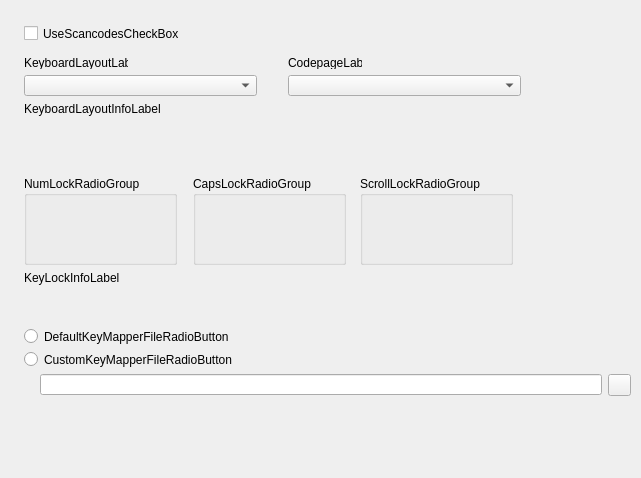
This is src/forms/ModernProfileEditorKeyboardFrameUnit.ui in Eldricos/D-Fend-Reborn as Qt 5 draws it before an edit. The edited form follows.
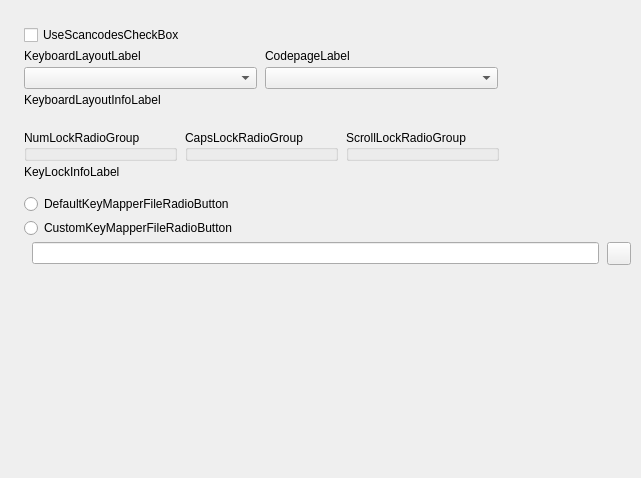
This is the edited form. Icons and pictures are not drawn. Custom widgets are drawn as their Qt base class.

Commit message: Modern profile editor: Qt layouts instead of fixed pixel positions

```diff
--- a/src/forms/ModernProfileEditorKeyboardFrameUnit.ui
+++ b/src/forms/ModernProfileEditorKeyboardFrameUnit.ui
@@ -5,53 +5,86 @@
     <property name="geometry"><rect><x>0</x><y>0</y><width>641</width><height>478</height></rect></property>
     <property name="vclDesignWidth" stdset="0"><number>641</number></property>
     <property name="vclDesignHeight" stdset="0"><number>478</number></property>
+    <layout class="QVBoxLayout" name="ModernProfileEditorKeyboardFrame_Layout" stretch="0,0,0,0,0,1">
+      <property name="leftMargin"><number>24</number></property>
+      <property name="topMargin"><number>25</number></property>
+      <property name="rightMargin"><number>10</number></property>
+      <property name="bottomMargin"><number>8</number></property>
+      <property name="spacing"><number>0</number></property>
+      <item>
+        <layout class="QGridLayout" name="ModernProfileEditorKeyboardFrame_Section1" columnstretch="0,0,1">
+          <property name="leftMargin"><number>0</number></property>
+          <property name="topMargin"><number>0</number></property>
+          <property name="rightMargin"><number>0</number></property>
+          <property name="bottomMargin"><number>0</number></property>
+          <property name="horizontalSpacing"><number>8</number></property>
+          <property name="verticalSpacing"><number>4</number></property>
+          <item row="0" column="0" colspan="3">
+            <widget class="QCheckBox" name="UseScancodesCheckBox">
+              <property name="text"><string>UseScancodesCheckBox</string></property>
+            </widget>
+          </item>
+          <item row="1" column="0">
     <widget class="QLabel" name="KeyboardLayoutLabel">
-      <property name="geometry"><rect><x>24</x><y>56</y><width>104</width><height>13</height></rect></property>
       <property name="text"><string>KeyboardLayoutLabel</string></property>
       <property name="textFormat"><enum>Qt::PlainText</enum></property>
       <property name="alignment"><set>Qt::AlignLeft|Qt::AlignTop</set></property>
-      <property name="vclAutoSize" stdset="0"><bool>true</bool></property>
-    </widget>
-    <widget class="QLabel" name="KeyboardLayoutInfoLabel">
-      <property name="geometry"><rect><x>24</x><y>102</y><width>601</width><height>51</height></rect></property>
-      <property name="vclAnchors" stdset="0"><string notr="true">akLeft,akTop,akRight</string></property>
-      <property name="text"><string>KeyboardLayoutInfoLabel</string></property>
-      <property name="textFormat"><enum>Qt::PlainText</enum></property>
-      <property name="wordWrap"><bool>true</bool></property>
-      <property name="alignment"><set>Qt::AlignLeft|Qt::AlignTop</set></property>
-    </widget>
-    <widget class="QLabel" name="KeyLockInfoLabel">
-      <property name="geometry"><rect><x>24</x><y>271</y><width>489</width><height>42</height></rect></property>
-      <property name="text"><string>KeyLockInfoLabel</string></property>
-      <property name="textFormat"><enum>Qt::PlainText</enum></property>
-      <property name="wordWrap"><bool>true</bool></property>
-      <property name="alignment"><set>Qt::AlignLeft|Qt::AlignTop</set></property>
-    </widget>
+            </widget>
+          </item>
+          <item row="1" column="1" colspan="2">
     <widget class="QLabel" name="CodepageLabel">
-      <property name="geometry"><rect><x>288</x><y>56</y><width>74</width><height>13</height></rect></property>
       <property name="text"><string>CodepageLabel</string></property>
       <property name="textFormat"><enum>Qt::PlainText</enum></property>
       <property name="alignment"><set>Qt::AlignLeft|Qt::AlignTop</set></property>
-      <property name="vclAutoSize" stdset="0"><bool>true</bool></property>
-    </widget>
-    <widget class="QToolButton" name="CustomKeyMapperButton">
-      <property name="geometry"><rect><x>608</x><y>374</y><width>23</width><height>22</height></rect></property>
-      <property name="vclAnchors" stdset="0"><string notr="true">akTop,akRight</string></property>
-      <property name="icon"><iconset resource="../../resources/dfend.qrc"><normaloff>:/glyphs/f94df2c8efcaad41.png</normaloff></iconset></property>
-      <property name="iconSize"><size><width>16</width><height>16</height></size></property>
-    </widget>
+            </widget>
+          </item>
+          <item row="2" column="0" alignment="Qt::AlignLeft">
     <widget class="QComboBox" name="KeyboardLayoutComboBox">
-      <property name="geometry"><rect><x>24</x><y>75</y><width>233</width><height>21</height></rect></property>
       <property name="editable"><bool>false</bool></property>
       <property name="maxVisibleItems"><number>8</number></property>
-    </widget>
-    <widget class="QCheckBox" name="UseScancodesCheckBox">
-      <property name="geometry"><rect><x>24</x><y>25</y><width>601</width><height>17</height></rect></property>
-      <property name="vclAnchors" stdset="0"><string notr="true">akLeft,akTop,akRight</string></property>
-      <property name="text"><string>UseScancodesCheckBox</string></property>
-    </widget>
+              <property name="minimumSize"><size><width>233</width><height>0</height></size></property>
+            </widget>
+          </item>
+          <item row="2" column="1" alignment="Qt::AlignLeft">
+            <widget class="QComboBox" name="CodepageComboBox">
+              <property name="editable"><bool>false</bool></property>
+              <property name="maxVisibleItems"><number>8</number></property>
+              <property name="minimumSize"><size><width>233</width><height>0</height></size></property>
+            </widget>
+          </item>
+          <item row="3" column="0" colspan="3">
+            <widget class="QLabel" name="KeyboardLayoutInfoLabel">
+              <property name="text"><string>KeyboardLayoutInfoLabel</string></property>
+              <property name="textFormat"><enum>Qt::PlainText</enum></property>
+              <property name="wordWrap"><bool>true</bool></property>
+              <property name="alignment"><set>Qt::AlignLeft|Qt::AlignTop</set></property>
+            </widget>
+          </item>
+          <item row="0" column="2">
+            <spacer name="ModernProfileEditorKeyboardFrame_Section1_HFill">
+              <property name="orientation"><enum>Qt::Horizontal</enum></property>
+              <property name="sizeHint" stdset="0"><size><width>0</width><height>0</height></size></property>
+            </spacer>
+          </item>
+        </layout>
+      </item>
+      <item>
+        <spacer name="ModernProfileEditorKeyboardFrame_Gap1">
+          <property name="orientation"><enum>Qt::Vertical</enum></property>
+          <property name="sizeType"><enum>QSizePolicy::Fixed</enum></property>
+          <property name="sizeHint" stdset="0"><size><width>0</width><height>23</height></size></property>
+        </spacer>
+      </item>
+      <item>
+        <layout class="QGridLayout" name="ModernProfileEditorKeyboardFrame_Section2" columnstretch="0,0,0,1">
+          <property name="leftMargin"><number>0</number></property>
+          <property name="topMargin"><number>0</number></property>
+          <property name="rightMargin"><number>0</number></property>
+          <property name="bottomMargin"><number>0</number></property>
+          <property name="horizontalSpacing"><number>8</number></property>
+          <property name="verticalSpacing"><number>4</number></property>
+          <item row="0" column="0" alignment="Qt::AlignLeft">
     <widget class="TRadioGroupWidget" name="NumLockRadioGroup">
-      <property name="geometry"><rect><x>24</x><y>176</y><width>153</width><height>89</height></rect></property>
       <property name="title"><string>NumLockRadioGroup</string></property>
       <property name="items" stdset="0">
         <stringlist notr="true">
@@ -61,9 +94,11 @@
         </stringlist>
       </property>
       <property name="itemIndex" stdset="0"><number>0</number></property>
-    </widget>
+              <property name="minimumSize"><size><width>153</width><height>0</height></size></property>
+            </widget>
+          </item>
+          <item row="0" column="1" alignment="Qt::AlignLeft">
     <widget class="TRadioGroupWidget" name="CapsLockRadioGroup">
-      <property name="geometry"><rect><x>193</x><y>176</y><width>153</width><height>89</height></rect></property>
       <property name="title"><string>CapsLockRadioGroup</string></property>
       <property name="items" stdset="0">
         <stringlist notr="true">
@@ -73,9 +108,11 @@
         </stringlist>
       </property>
       <property name="itemIndex" stdset="0"><number>0</number></property>
-    </widget>
+              <property name="minimumSize"><size><width>153</width><height>0</height></size></property>
+            </widget>
+          </item>
+          <item row="0" column="2" alignment="Qt::AlignLeft">
     <widget class="TRadioGroupWidget" name="ScrollLockRadioGroup">
-      <property name="geometry"><rect><x>360</x><y>176</y><width>153</width><height>89</height></rect></property>
       <property name="title"><string>ScrollLockRadioGroup</string></property>
       <property name="items" stdset="0">
         <stringlist notr="true">
@@ -85,26 +122,77 @@
         </stringlist>
       </property>
       <property name="itemIndex" stdset="0"><number>0</number></property>
-    </widget>
-    <widget class="QComboBox" name="CodepageComboBox">
-      <property name="geometry"><rect><x>288</x><y>75</y><width>233</width><height>21</height></rect></property>
-      <property name="editable"><bool>false</bool></property>
-      <property name="maxVisibleItems"><number>8</number></property>
-    </widget>
+              <property name="minimumSize"><size><width>153</width><height>0</height></size></property>
+            </widget>
+          </item>
+          <item row="1" column="0" colspan="4">
+            <widget class="QLabel" name="KeyLockInfoLabel">
+              <property name="text"><string>KeyLockInfoLabel</string></property>
+              <property name="textFormat"><enum>Qt::PlainText</enum></property>
+              <property name="wordWrap"><bool>true</bool></property>
+              <property name="alignment"><set>Qt::AlignLeft|Qt::AlignTop</set></property>
+              <property name="minimumSize"><size><width>489</width><height>0</height></size></property>
+            </widget>
+          </item>
+          <item row="0" column="3">
+            <spacer name="ModernProfileEditorKeyboardFrame_Section2_HFill">
+              <property name="orientation"><enum>Qt::Horizontal</enum></property>
+              <property name="sizeHint" stdset="0"><size><width>0</width><height>0</height></size></property>
+            </spacer>
+          </item>
+        </layout>
+      </item>
+      <item>
+        <spacer name="ModernProfileEditorKeyboardFrame_Gap2">
+          <property name="orientation"><enum>Qt::Vertical</enum></property>
+          <property name="sizeType"><enum>QSizePolicy::Fixed</enum></property>
+          <property name="sizeHint" stdset="0"><size><width>0</width><height>15</height></size></property>
+        </spacer>
+      </item>
+      <item>
+        <layout class="QGridLayout" name="ModernProfileEditorKeyboardFrame_Section3" columnstretch="0,0,1,0">
+          <property name="leftMargin"><number>0</number></property>
+          <property name="topMargin"><number>0</number></property>
+          <property name="rightMargin"><number>0</number></property>
+          <property name="bottomMargin"><number>0</number></property>
+          <property name="horizontalSpacing"><number>8</number></property>
+          <property name="verticalSpacing"><number>4</number></property>
+          <item row="0" column="0" colspan="3">
     <widget class="QRadioButton" name="DefaultKeyMapperFileRadioButton">
-      <property name="geometry"><rect><x>24</x><y>328</y><width>578</width><height>17</height></rect></property>
-      <property name="vclAnchors" stdset="0"><string notr="true">akLeft,akTop,akRight</string></property>
       <property name="text"><string>DefaultKeyMapperFileRadioButton</string></property>
     </widget>
+          </item>
+          <item row="1" column="0" colspan="3">
     <widget class="QRadioButton" name="CustomKeyMapperFileRadioButton">
-      <property name="geometry"><rect><x>24</x><y>351</y><width>578</width><height>17</height></rect></property>
-      <property name="vclAnchors" stdset="0"><string notr="true">akLeft,akTop,akRight</string></property>
       <property name="text"><string>CustomKeyMapperFileRadioButton</string></property>
     </widget>
+          </item>
+          <item row="2" column="1" colspan="2">
     <widget class="QLineEdit" name="CustomKeyMapperEdit">
-      <property name="geometry"><rect><x>40</x><y>374</y><width>562</width><height>21</height></rect></property>
-      <property name="vclAnchors" stdset="0"><string notr="true">akLeft,akTop,akRight</string></property>
-    </widget>
+      </widget>
+          </item>
+          <item row="2" column="3" alignment="Qt::AlignRight">
+            <widget class="QToolButton" name="CustomKeyMapperButton">
+              <property name="icon"><iconset resource="../../resources/dfend.qrc"><normaloff>:/glyphs/f94df2c8efcaad41.png</normaloff></iconset></property>
+              <property name="iconSize"><size><width>16</width><height>16</height></size></property>
+              <property name="minimumSize"><size><width>23</width><height>0</height></size></property>
+            </widget>
+          </item>
+          <item row="0" column="2">
+            <spacer name="ModernProfileEditorKeyboardFrame_Section3_HFill">
+              <property name="orientation"><enum>Qt::Horizontal</enum></property>
+              <property name="sizeHint" stdset="0"><size><width>0</width><height>0</height></size></property>
+            </spacer>
+          </item>
+        </layout>
+      </item>
+      <item>
+        <spacer name="ModernProfileEditorKeyboardFrame_VFill">
+          <property name="orientation"><enum>Qt::Vertical</enum></property>
+          <property name="sizeHint" stdset="0"><size><width>0</width><height>0</height></size></property>
+        </spacer>
+      </item>
+    </layout>
   </widget>
   <customwidgets>
     <customwidget>
```
Left out of the diff: 30 changed lines with no effect on the pictures. Lines whose indentation alone changed are shown as unchanged. The commit also changes 42 other files.
